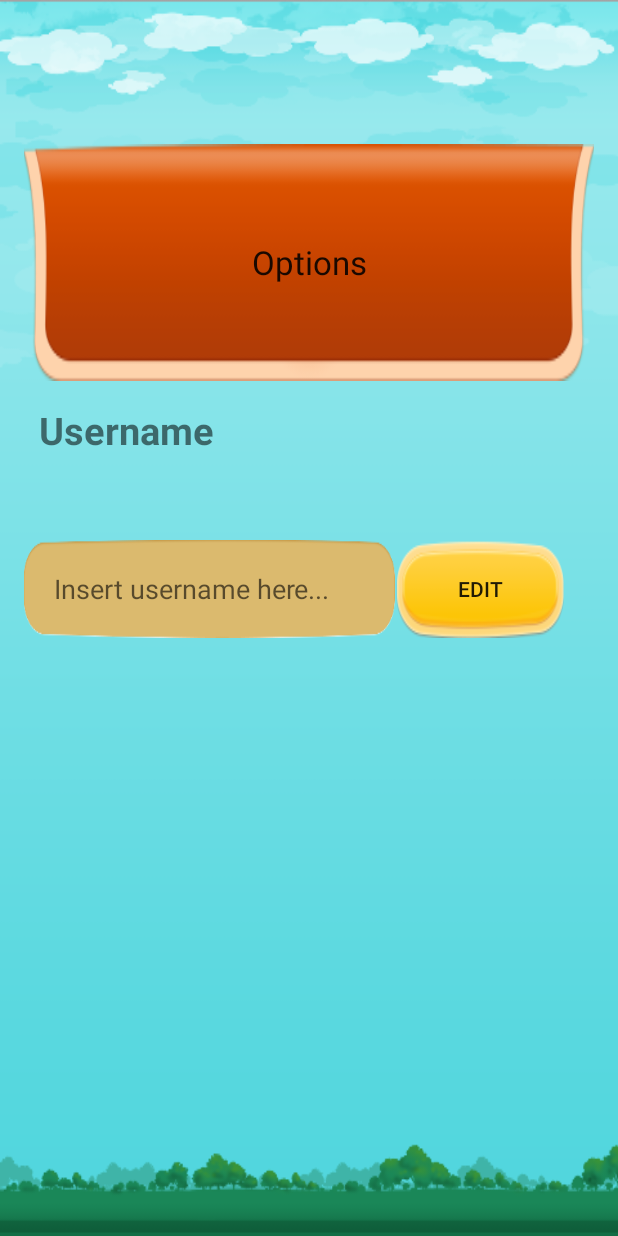
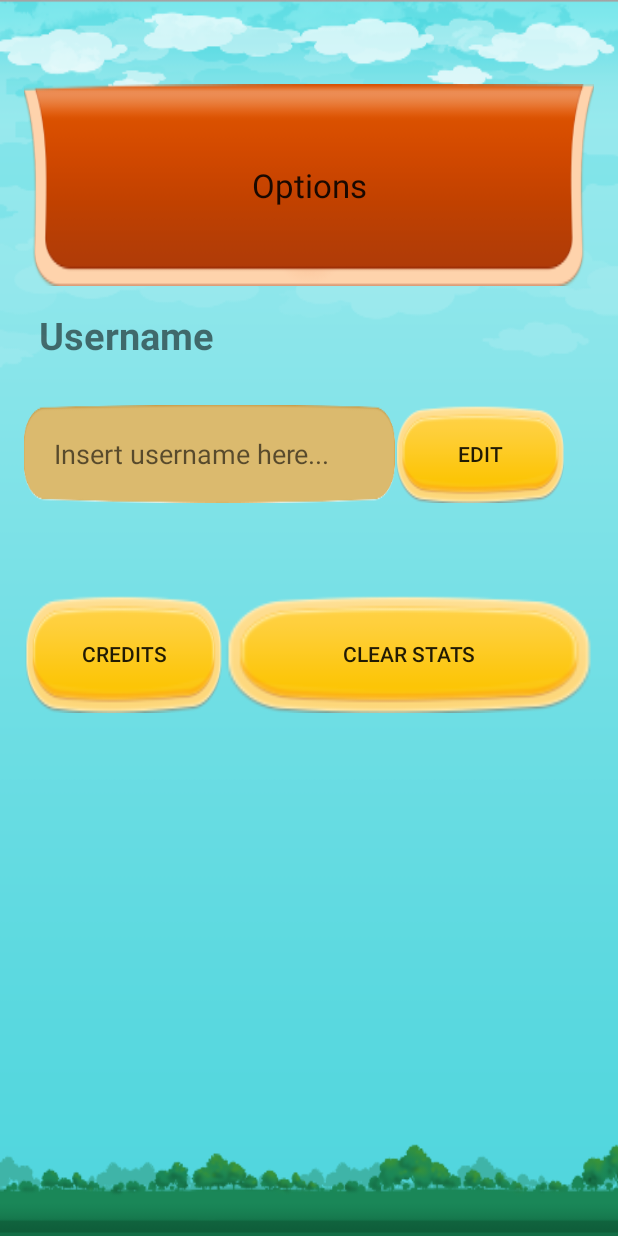
Before and after one commit to WoozChucky/MemoryGame-Android, an Android app: the OptionsActivity screen opened directly, with no data from a screen before it, on a phone screen of 412 x 824 dp. Run offline under Robolectric (Android 15) with nearby library versions, the light colour scheme and no system bars; network calls fail.

Commit message:
Alpha Version Done

```diff
--- a/app/src/main/res/layout/activity_options.xml
+++ b/app/src/main/res/layout/activity_options.xml
@@ -9,7 +9,7 @@
     android:paddingLeft="@dimen/activity_horizontal_margin"
     android:paddingRight="@dimen/activity_horizontal_margin"
     android:paddingTop="@dimen/activity_vertical_margin"
-    android:weightSum="3"
+    android:weightSum="5"
     tools:context="pt.nunolevezinho.isec.jogodamemoria.GameScreens.OptionsActivity">
 
     <TextView
@@ -17,8 +17,8 @@
         android:layout_width="match_parent"
         android:layout_height="fill_parent"
         android:layout_gravity="center"
-        android:layout_marginTop="80dp"
-        android:layout_weight="1.05"
+        android:layout_marginTop="40dp"
+        android:layout_weight="1.3"
         android:background="@drawable/title_portrait"
         android:clickable="false"
         android:gravity="center"
@@ -29,7 +29,7 @@
         android:layout_width="match_parent"
         android:layout_height="fill_parent"
         android:layout_marginTop="15dp"
-        android:layout_weight="1.3"
+        android:layout_weight="1.5"
         android:paddingLeft="10dp">
 
         <TextView
@@ -47,7 +47,7 @@
     <LinearLayout
         android:layout_width="match_parent"
         android:layout_height="fill_parent"
-        android:layout_weight="0.8"
+        android:layout_weight="1.4"
         android:orientation="horizontal"
         android:weightSum="2">
 
@@ -74,5 +74,31 @@
             android:text="@string/edit" />
     </LinearLayout>
 
+    <LinearLayout
+        android:layout_width="match_parent"
+        android:layout_height="match_parent"
+        android:layout_weight="1.5"
+        android:orientation="horizontal"
+        android:weightSum="2">
+
+        <Button
+            android:id="@+id/button6"
+            android:layout_width="match_parent"
+            android:layout_height="fill_parent"
+            android:layout_weight="1.3"
+            android:background="@drawable/yellowbutton"
+            android:onClick="showCredits"
+            android:text="@string/credits" />
+
+        <Button
+            android:id="@+id/button7"
+            android:layout_width="match_parent"
+            android:layout_height="fill_parent"
+            android:layout_weight="0.7"
+            android:background="@drawable/yellowbutton"
+            android:onClick="clearStats"
+            android:text="@string/clear_stats" />
+    </LinearLayout>
+
 
 </LinearLayout>
--- a/app/src/main/res/values/strings.xml
+++ b/app/src/main/res/values/strings.xml
@@ -38,4 +38,7 @@
     <string name="username">Username</string>
     <string name="score">Score</string>
     <string name="date">Date</string>
+    <string name="clear_stats">Clear Stats</string>
+    <string name="credits">Credits</string>
+    <string name="credits_text">Developed by:\n\nDaniel Ferreira nº21220170\nNuno Silva nº21220170\n\n@ISEC 2016</string>
 </resources>
```
Also changed, not shown: app/src/main/java/pt/nunolevezinho/isec/jogodamemoria/Classes/StatsManager.java (+13 -0 lines), app/src/main/java/pt/nunolevezinho/isec/jogodamemoria/GameScreens/MultiplayerNetworkGame.java (+6 -15 lines), app/src/main/java/pt/nunolevezinho/isec/jogodamemoria/GameScreens/OptionsActivity.java (+23 -0 lines), app/src/main/res/layout/activity_stats.xml (+4 -4 lines), 2 other files.
